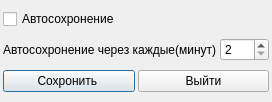
Qt form window/second_windows/settings/auto_save_window/auto_save.ui (m3xan/Calc_gross_error) before a commit.
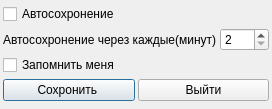
The same form after that commit. Icons and pictures are not drawn.

What changed in the file:
```diff
--- a/window/second_windows/settings/auto_save_window/auto_save.ui
+++ b/window/second_windows/settings/auto_save_window/auto_save.ui
@@ -7,7 +7,7 @@
     <x>0</x>
     <y>0</y>
     <width>272</width>
-    <height>102</height>
+    <height>109</height>
    </rect>
   </property>
   <property name="windowTitle">
@@ -95,6 +95,17 @@
      </item>
     </layout>
    </item>
+   <item>
+    <layout class="QVBoxLayout" name="verticalLayout_2">
+     <item>
+      <widget class="QCheckBox" name="check_box_save_user_name">
+       <property name="text">
+        <string>Запомнить меня</string>
+       </property>
+      </widget>
+     </item>
+    </layout>
+   </item>
    <item>
     <layout class="QHBoxLayout" name="horizontalLayout_3">
      <item>
```
Left out of the diff: 2 changed lines with no effect on the pictures.
